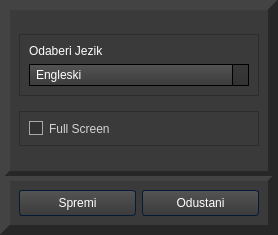
4ntim4tter/Budget-Flow, file bosnianSettings.ui: the form before one commit.
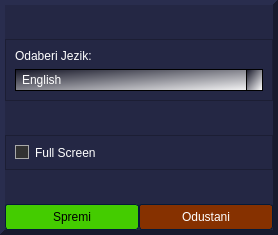
The form after the commit. Icons and pictures are not drawn.

```diff
--- a/bosnianSettings.ui
+++ b/bosnianSettings.ui
@@ -39,9 +39,10 @@
 /*-----QWidget-----*/
 QWidget
 {
-	background-color: #3a3a3a;
+	
+	background-color: rgb(36, 39, 68);
 	color: #fff;
-	selection-background-color: #b78620;
+	selection-background-color: rgb(0, 255, 127);
 	selection-color: #000;
 
 }
@@ -209,10 +210,8 @@
 
 QPushButton::flat
 {
-	background-color: transparent;
-	border: none;
-	color: #fff;
-
+	background-color: rgb(24, 25, 45);
+	color:white;
 }
 
 
@@ -252,12 +251,10 @@
 /*-----QLineEdit-----*/
 QLineEdit
 {
-	background-color: #131313;
+	background-color: rgb(15, 16, 29);
 	color : #eee;
-	border: 1px solid #343434;
+	border: 1px solid rgb(0, 0, 0);;
 	border-radius: 2px;
-	padding: 3px;
-	padding-left: 5px;
 
 }
 
@@ -341,7 +338,7 @@
 /*-----QComboBox-----*/
 QComboBox
 {
-    background-color: qlineargradient(spread:repeat, x1:1, y1:0, x2:1, y2:1, stop:0 rgba(84, 84, 84, 255),stop:1 rgba(59, 59, 59, 255));
+	background-color: qlineargradient(spread:pad, x1:0, y1:0, x2:1, y2:1, stop:0 rgba(18, 19, 36, 255), stop:1 rgba(255, 255, 255, 255));
     border: 1px solid #000;
     padding-left: 6px;
     color: #ffffff;
@@ -369,7 +366,8 @@
 
 QComboBox QAbstractItemView
 {
-    background-color: #383838;
+    
+	background-color: rgb(89, 90, 102);
     color: #ffffff;
     border: 1px solid black;
     selection-background-color: #b78620;
@@ -380,7 +378,7 @@
 
 QComboBox::drop-down
 {
-	background-color: qlineargradient(spread:repeat, x1:1, y1:0, x2:1, y2:1, stop:0 rgba(57, 57, 57, 255),stop:1 rgba(50, 50, 50, 255));
+	background-color: qlineargradient(spread:pad, x1:0, y1:0, x2:1, y2:1, stop:0 rgba(18, 19, 36, 255), stop:1 rgba(255, 255, 255, 255));
     subcontrol-origin: padding;
     subcontrol-position: top right;
     width: 15px;
@@ -517,7 +515,8 @@
 /*-----QHeaderView-----*/
 QHeaderView::section
 {
-    background-color: qlineargradient(spread:repeat, x1:1, y1:0, x2:1, y2:1, stop:0 rgba(60, 60, 60, 255),stop:1 rgba(50, 50, 50, 255));
+    
+	background-color: qlineargradient(spread:pad, x1:0.494, y1:0, x2:0.506, y2:1, stop:0.323864 rgba(18, 19, 36, 255), stop:1 rgba(102, 102, 102, 255));
 	border: 1px solid #000;
     color: #fff;
     text-align: left;
@@ -525,6 +524,12 @@
 	
 }
 
+QTableCornerButton::section {
+	background-color: qlineargradient(spread:pad, x1:0.494, y1:0, x2:0.506, y2:1, stop:0.323864 rgba(18, 19, 36, 255), stop:1 rgba(102, 102, 102, 255));
+	border: 1px solid #000;
+    color: #fff;
+	padding: 4px;
+}
 
 QHeaderView::section:disabled
 {
@@ -572,15 +577,6 @@
 }
 
 
-QTableCornerButton::section
-{
-    background-color: qlineargradient(spread:repeat, x1:1, y1:0, x2:1, y2:1, stop:0 rgba(60, 60, 60, 255),stop:1 rgba(50, 50, 50, 255));
-	border: 1px solid #000;
-    color: #fff;
-
-}
-
-
 /*-----QTreeWidget-----*/
 QTreeView
 {
@@ -634,7 +630,7 @@
 QListView 
 {
 	background-color: qlineargradient(spread:repeat, x1:1, y1:0, x2:1, y2:1, stop:0 rgba(83, 83, 83, 255),stop:0.293269 rgba(81, 81, 81, 255),stop:0.634615 rgba(79, 79, 79, 255),stop:1 rgba(83, 83, 83, 255));
-    border : none;
+    border: black;
     color: white;
     show-decoration-selected: 1; 
     outline: 0;
@@ -706,7 +702,7 @@
 QCheckBox
 {
 	background-color: transparent;
-    color: lightgray;
+   color:rgb(15, 16, 29)
 	border: none;
 
 }
@@ -1052,21 +1048,33 @@
       <item>
        <widget class="QFrame" name="options_frame">
         <property name="frameShape">
-         <enum>QFrame::Panel</enum>
+         <enum>QFrame::NoFrame</enum>
         </property>
         <property name="frameShadow">
-         <enum>QFrame::Raised</enum>
+         <enum>QFrame::Plain</enum>
         </property>
         <property name="lineWidth">
-         <number>5</number>
+         <number>0</number>
         </property>
         <property name="midLineWidth">
-         <number>5</number>
+         <number>0</number>
         </property>
         <layout class="QVBoxLayout" name="verticalLayout_3" stretch="2,0">
          <property name="spacing">
           <number>0</number>
          </property>
+         <property name="leftMargin">
+          <number>0</number>
+         </property>
+         <property name="topMargin">
+          <number>0</number>
+         </property>
+         <property name="rightMargin">
+          <number>0</number>
+         </property>
+         <property name="bottomMargin">
+          <number>0</number>
+         </property>
          <item>
           <widget class="QFrame" name="language_frame">
            <property name="sizePolicy">
@@ -1091,7 +1099,7 @@
                </sizepolicy>
               </property>
               <property name="text">
-               <string>Odaberi Jezik</string>
+               <string>Odaberi Jezik:</string>
               </property>
              </widget>
             </item>
@@ -1099,7 +1107,7 @@
              <widget class="QComboBox" name="language_combo">
               <item>
                <property name="text">
-                <string>Engleski</string>
+                <string>English</string>
                </property>
               </item>
               <item>
@@ -1152,33 +1160,97 @@
       <item>
        <widget class="QFrame" name="buttons_frame">
         <property name="frameShape">
-         <enum>QFrame::Panel</enum>
+         <enum>QFrame::NoFrame</enum>
         </property>
         <property name="frameShadow">
-         <enum>QFrame::Raised</enum>
+         <enum>QFrame::Plain</enum>
         </property>
         <property name="lineWidth">
-         <number>5</number>
+         <number>0</number>
         </property>
         <property name="midLineWidth">
-         <number>5</number>
+         <number>0</number>
         </property>
         <layout class="QHBoxLayout" name="horizontalLayout_2" stretch="0,0">
          <property name="spacing">
-          <number>6</number>
+          <number>0</number>
+         </property>
+         <property name="leftMargin">
+          <number>0</number>
+         </property>
+         <property name="topMargin">
+          <number>0</number>
+         </property>
+         <property name="rightMargin">
+          <number>0</number>
+         </property>
+         <property name="bottomMargin">
+          <number>0</number>
          </property>
          <item>
           <widget class="QPushButton" name="save_settings_button">
+           <property name="styleSheet">
+            <string notr="true">QPushButton::flat
+{
+	background-color: rgb(68, 204, 0);
+	color:black;
+}
+
+QPushButton::hover
+{
+	background-color: rgba(0, 85, 255, 20%);
+	color:white;
+	border: 1px solid  rgb(0, 85, 255);
+
+}
+
+
+QPushButton::pressed
+{
+	background-color: qlineargradient(spread:pad, x1:0.489, y1:0, x2:0.494, y2:1, stop:0.102273 rgba(0, 0, 0, 255), stop:0.880682 rgba(9, 31, 198, 167));
+	border: 1px solid #b78620;
+
+}</string>
+           </property>
            <property name="text">
             <string>Spremi</string>
            </property>
+           <property name="flat">
+            <bool>true</bool>
+           </property>
           </widget>
          </item>
          <item>
           <widget class="QPushButton" name="cancel_settings_button">
+           <property name="styleSheet">
+            <string notr="true">QPushButton::flat
+{
+	
+	background-color: rgb(134, 49, 0);
+	color:white;
+}
+
+QPushButton::hover
+{
+	background-color: rgba(0, 85, 255, 20%);
+	border: 1px solid  rgb(0, 85, 255);
+
+}
+
+
+QPushButton::pressed
+{
+	background-color: qlineargradient(spread:pad, x1:0.489, y1:0, x2:0.494, y2:1, stop:0.102273 rgba(0, 0, 0, 255), stop:0.880682 rgba(9, 31, 198, 167));
+	border: 1px solid #b78620;
+
+}</string>
+           </property>
            <property name="text">
             <string>Odustani</string>
            </property>
+           <property name="flat">
+            <bool>true</bool>
+           </property>
           </widget>
          </item>
         </layout>
```
Left out of the diff: 8 changed lines with no effect on the pictures.
